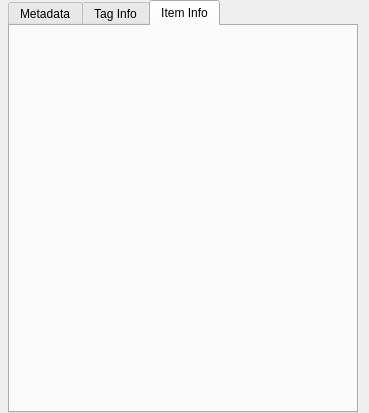
Qt form infowidget/InfoWidget.ui (bendalab/NixView) before a commit.
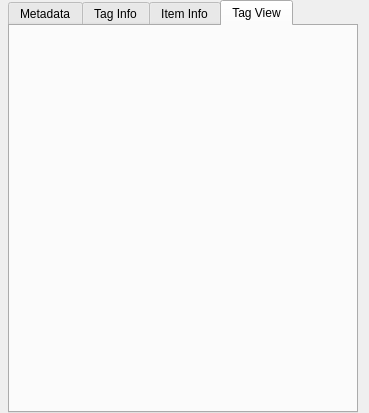
The same form after that commit.

Commit message: experimental tag view widget

Diff of the .ui file:
```diff
--- a/infowidget/InfoWidget.ui
+++ b/infowidget/InfoWidget.ui
@@ -35,7 +35,7 @@
       <string/>
      </property>
      <property name="currentIndex">
-      <number>2</number>
+      <number>3</number>
      </property>
      <widget class="QWidget" name="tabWidgetPage1" native="true">
       <attribute name="title">
@@ -79,6 +79,16 @@
        </item>
       </layout>
      </widget>
+     <widget class="QWidget" name="tag_info">
+      <attribute name="title">
+       <string>Tag View</string>
+      </attribute>
+      <layout class="QGridLayout" name="gridLayout_5">
+       <item row="0" column="0">
+        <layout class="QVBoxLayout" name="tag_info_layout"/>
+       </item>
+      </layout>
+     </widget>
     </widget>
    </item>
   </layout>
```
Left out of the diff: 4 changed lines with no effect on the pictures. The commit also changes 8 other files.
